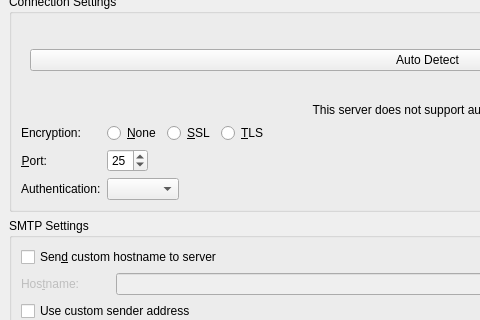
KDE/kmailtransport, file src/ui/smtpsettings_mobile.ui: the form before one commit; both pictures show x 0 to 480 and y 192 to 512 of the 855 by 808 pixel window.
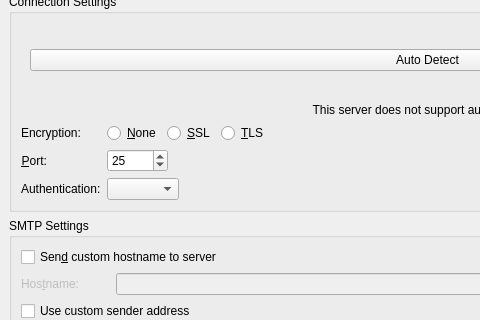
The form after the commit. Custom widgets are drawn as their Qt base class.

Commit message: Fix maximum value

The edit to the form file:
```diff
--- a/src/ui/smtpsettings_mobile.ui
+++ b/src/ui/smtpsettings_mobile.ui
@@ -266,6 +266,9 @@
               <property name="value">
                <number>25</number>
               </property>
+              <property name="maximum">
+               <number>32767</number>
+              </property>
              </widget>
             </item>
             <item row="2" column="0">
```
The commit also changes 1 other file.
